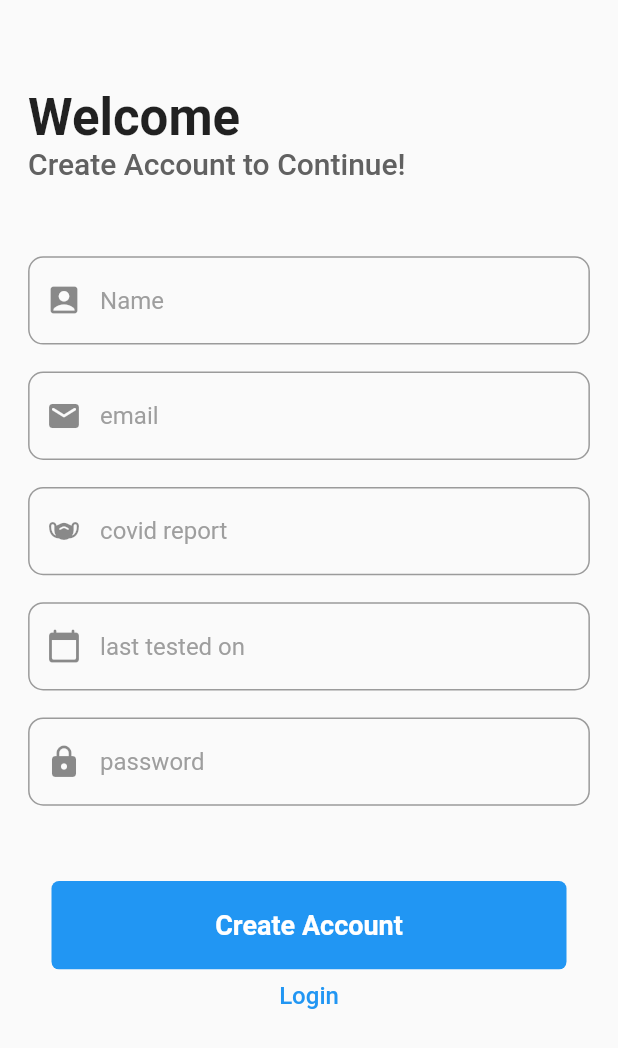
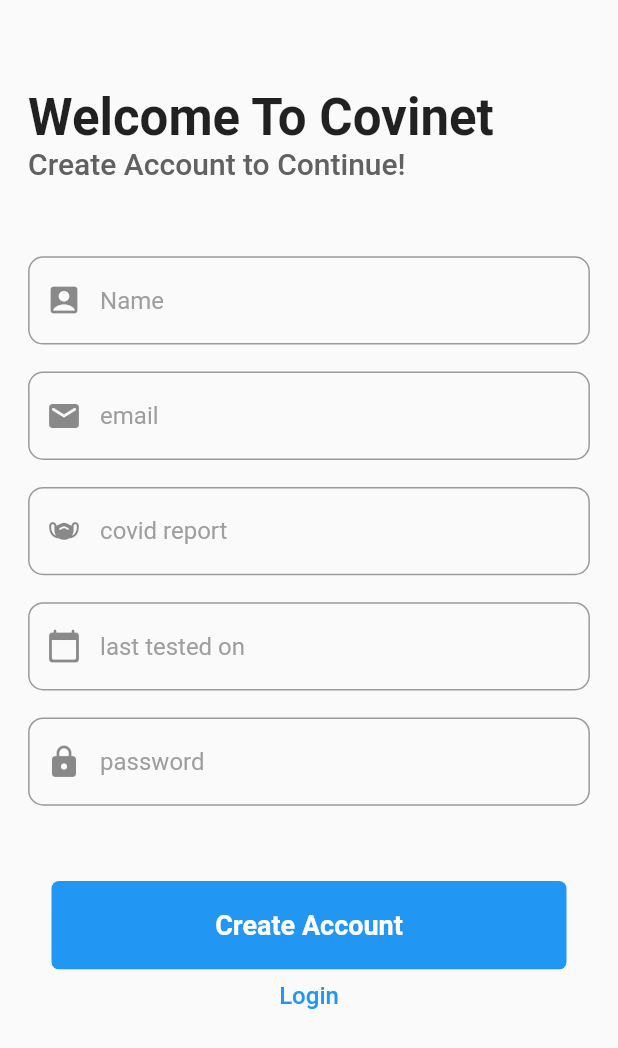
Before and after one commit to Arjun-Mishra-312/covinet, a Flutter app: the screen it shows after launch, after a tap on "Create Account", on a phone screen of 412 x 824 dp. Shown: the top 1048 px of the screen. Run offline on Flutter 3.47's test engine with Material 2 defaults, Android fonts, the phone set to English and light mode, and no system bars; our stand-ins replace awesome_dialog, cloud_firestore, firebase_auth, firebase_core, firebase_storage, image_picker; missing offline and left inert: dart:html, google_maps, youtube_api; accounts and stored records are empty.

Commit message:
Final Commit

```diff
--- a/lib/Authenticate/CreateAccount.dart
+++ b/lib/Authenticate/CreateAccount.dart
@@ -46,7 +46,7 @@ class _CreateAccountState extends State<CreateAccount> {
                   Container(
                     width: size.width / 1.1,
                     child: Text(
-                      "Welcome",
+                      "Welcome To Covinet",
                       style: TextStyle(
                         fontSize: 34,
                         fontWeight: FontWeight.bold,
--- a/lib/Authenticate/LoginScree.dart
+++ b/lib/Authenticate/LoginScree.dart
@@ -44,7 +44,7 @@ class _LoginScreenState extends State<LoginScreen> {
                   Container(
                     width: size.width / 1.1,
                     child: Text(
-                      "Welcome",
+                      "Welcome To Covinet",
                       style: TextStyle(
                         fontSize: 34,
                         fontWeight: FontWeight.bold,
```
Also changed, not shown: lib/Screens/HomePage/Home.dart (+6 -13 lines), lib/Screens/MessageScreen.dart (+13 -3 lines), lib/Screens/Videos.dart (+5 -3 lines).
